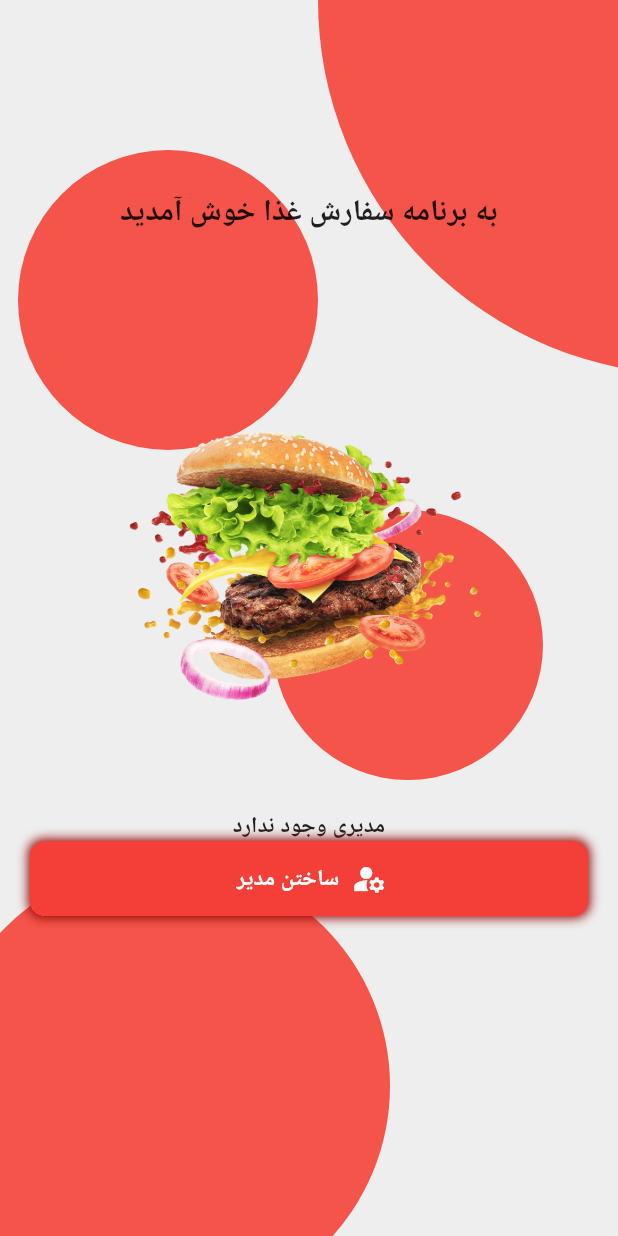
After one commit to Alisha21179/TaavProject, a Flutter app: the screen it shows after launch, on a phone screen of 412 x 824 dp. The commit adds this screen. Run offline on Flutter 3.47's test engine with Material 2 defaults, Android fonts, the phone set to English and light mode, and no system bars; our stand-ins replace dio, get; network calls fail.

Commit message:
somehow refactored

```diff
--- a/food_app/example/lib/main.dart
+++ b/food_app/example/lib/main.dart
@@ -11,6 +11,7 @@ class MyApp extends StatelessWidget {
   @override
   Widget build(BuildContext context) {
     return GetMaterialApp(
+      locale: const Locale('fa','IR'),
       theme: food_app.mainTheme,
       debugShowCheckedModeBanner: false,
       initialRoute: food_app.FoodAppPageRoutes.splashPage,
--- /dev/null
+++ b/food_app/lib/src/components/background_stack.dart
@@ -0,0 +1,107 @@
+import 'package:flutter/material.dart';
+
+class BackgroundStack extends StatefulWidget {
+  final List<Widget> widgetList;
+  const BackgroundStack({Key? key,required this.widgetList}) : super(key: key);
+
+  @override
+  State<BackgroundStack> createState() => _BackgroundStackState();
+}
+
+class _BackgroundStackState extends State<BackgroundStack> {
+  @override
+  Widget build(BuildContext context) {
+    return Scaffold(
+      body: SafeArea(
+        child: Stack(
+          clipBehavior: Clip.antiAliasWithSaveLayer,
+          children: [
+            ..._positionedList(),
+            ...widget.widgetList,
+          ],
+        ),
+      ),
+    );
+  }
+
+  List<Positioned> _positionedList() {
+    return [
+      Positioned(
+        top: -500,
+        right: -300,
+        child: Column(
+          mainAxisAlignment: MainAxisAlignment.start,
+          crossAxisAlignment: CrossAxisAlignment.center,
+          children: [
+            SizedBox(
+              width: 500,
+              child: Expanded(
+                child: CircleAvatar(
+                  radius: 500,
+                  backgroundColor: Colors.red.withOpacity(0.9),
+                ),
+              ),
+            ),
+          ],
+        ),
+      ),
+      Positioned(
+        top: 50,
+        right: 200,
+        child: Column(
+          mainAxisAlignment: MainAxisAlignment.start,
+          crossAxisAlignment: CrossAxisAlignment.center,
+          children: [
+            SizedBox(
+              width: 200,
+              child: Expanded(
+                child: CircleAvatar(
+                  radius: 150,
+                  backgroundColor: Colors.red.withOpacity(0.9),
+                ),
+              ),
+            ),
+          ],
+        ),
+      ),
+      Positioned(
+        top: 230,
+        right: 50,
+        child: Column(
+          mainAxisAlignment: MainAxisAlignment.start,
+          crossAxisAlignment: CrossAxisAlignment.center,
+          children: [
+            SizedBox(
+              width: 180,
+              child: Expanded(
+                child: CircleAvatar(
+                  radius: 200,
+                  backgroundColor: Colors.red.withOpacity(0.9),
+                ),
+              ),
+            ),
+          ],
+        ),
+      ),
+      Positioned(
+        bottom: -200,
+        left: -40,
+        child: Column(
+          mainAxisAlignment: MainAxisAlignment.start,
+          crossAxisAlignment: CrossAxisAlignment.center,
+          children: [
+            SizedBox(
+              width: 300,
+              child: Expanded(
+                child: CircleAvatar(
+                  radius: 300,
+                  backgroundColor: Colors.red.withOpacity(0.9),
+                ),
+              ),
+            ),
+          ],
+        ),
+      ),
+    ];
+  }
+}
--- a/food_app/lib/src/pages/splash_page/views/splash_page_view.dart
+++ b/food_app/lib/src/pages/splash_page/views/splash_page_view.dart
@@ -1,6 +1,7 @@
 import 'package:flutter/material.dart';
 import 'package:get/get.dart';
 
+import '../../../components/background_stack.dart';
 import '../controllers/splash_page_controller.dart';
 
 class SplashPage extends GetView<SplashPageController> {
@@ -8,13 +9,15 @@ class SplashPage extends GetView<SplashPageController> {
 
   @override
   Widget build(BuildContext context) {
-    return Scaffold(
-      body: SafeArea(
-        child: Stack(
-          clipBehavior: Clip.antiAliasWithSaveLayer,
-          children: [
-            ...positionedList(),
-            Column(
+    return BackgroundStack(
+      widgetList: [
+        _mainBody(),
+      ],
+    );
+  }
+
+  Widget _mainBody() {
+    return Column(
       crossAxisAlignment: CrossAxisAlignment.center,
       children: [
         _welcomeText(),
@@ -22,10 +25,6 @@ class SplashPage extends GetView<SplashPageController> {
         const SizedBox(height: 70),
         Obx(_makeAdminPart)
       ],
-            ),
-          ],
-        ),
-      ),
     );
   }
 
@@ -80,11 +79,18 @@ class SplashPage extends GetView<SplashPageController> {
           style: TextStyle(fontWeight: FontWeight.bold, fontSize: 15),
         ),
         Container(
-          padding: const EdgeInsets.symmetric(horizontal: 20),
+          margin: const EdgeInsets.symmetric(horizontal: 20),
           clipBehavior: Clip.hardEdge,
           decoration: const BoxDecoration(
+            boxShadow: [
+              BoxShadow(
+                  offset: Offset(0, 0),
+                  blurRadius: 5,
+                  spreadRadius: 1,
+                  color: Color.fromRGBO(148, 6, 6, 1.0)),
+            ],
             borderRadius: BorderRadius.all(
-              Radius.circular(100),
+              Radius.circular(10),
             ),
           ),
           width: double.infinity,
@@ -120,85 +126,4 @@ class SplashPage extends GetView<SplashPageController> {
       ],
     );
   }
-
-  List<Positioned> positionedList() {
-    return [
-      Positioned(
-        top: -500,
-        right: -300,
-        child: Column(
-          mainAxisAlignment: MainAxisAlignment.start,
-          crossAxisAlignment: CrossAxisAlignment.center,
-          children: [
-            SizedBox(
-              width: 500,
-              child: Expanded(
-                child: CircleAvatar(
-                  radius: 500,
-                  backgroundColor: Colors.red.withOpacity(0.9),
-                ),
-              ),
-            ),
-          ],
-        ),
-      ),
-      Positioned(
-        top: 50,
-        right: 200,
-        child: Column(
-          mainAxisAlignment: MainAxisAlignment.start,
-          crossAxisAlignment: CrossAxisAlignment.center,
-          children: [
-            SizedBox(
-              width: 200,
-              child: Expanded(
-                child: CircleAvatar(
-                  radius: 150,
-                  backgroundColor: Colors.red.withOpacity(0.9),
-                ),
-              ),
-            ),
-          ],
-        ),
-      ),
-      Positioned(
-        top: 230,
-        right: 50,
-        child: Column(
-          mainAxisAlignment: MainAxisAlignment.start,
-          crossAxisAlignment: CrossAxisAlignment.center,
-          children: [
-            SizedBox(
-              width: 180,
-              child: Expanded(
-                child: CircleAvatar(
-                  radius: 200,
-                  backgroundColor: Colors.red.withOpacity(0.9),
-                ),
-              ),
-            ),
-          ],
-        ),
-      ),
-      Positioned(
-        bottom: -200,
-        left: -40,
-        child: Column(
-          mainAxisAlignment: MainAxisAlignment.start,
-          crossAxisAlignment: CrossAxisAlignment.center,
-          children: [
-            SizedBox(
-              width: 300,
-              child: Expanded(
-                child: CircleAvatar(
-                  radius: 300,
-                  backgroundColor: Colors.red.withOpacity(0.9),
-                ),
-              ),
-            ),
-          ],
-        ),
-      ),
-    ];
 }
-}
```
Also changed, not shown: 2 other files. Lines whose indentation alone changed are shown as unchanged.
